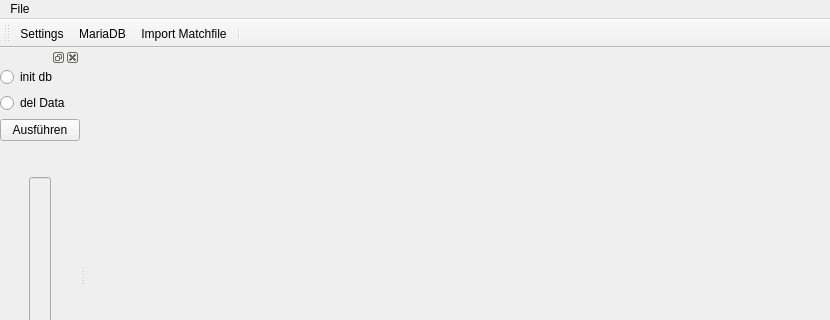
future-gadget-lab-de/league_scrim_analytics_suite, file src/visuals/ui/forms/mainwindow.ui: the form before one commit; both pictures show x 0 to 830 and y 0 to 320 of the 830 by 524 pixel window.
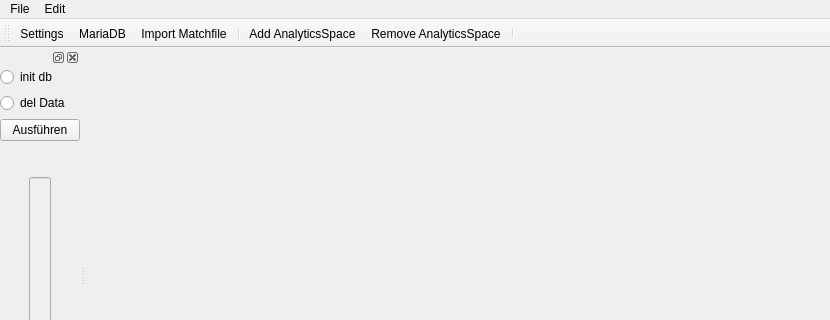
The form after the commit. Icons and pictures are not drawn.

Commit message: feat - big vis analytics addition

Diff of the .ui file:
```diff
--- a/src/visuals/ui/forms/mainwindow.ui
+++ b/src/visuals/ui/forms/mainwindow.ui
@@ -71,7 +71,15 @@
     <addaction name="actionMariaDB"/>
     <addaction name="actionImport_Matchfile"/>
    </widget>
+   <widget class="QMenu" name="menuEdit">
+    <property name="title">
+     <string>Edit</string>
+    </property>
+    <addaction name="actionAdd_AnalyticsSpace"/>
+    <addaction name="actionRemove_AnalyticsSpace"/>
+   </widget>
    <addaction name="menuFile"/>
+   <addaction name="menuEdit"/>
   </widget>
   <widget class="QStatusBar" name="statusbar"/>
   <widget class="QToolBar" name="tools">
@@ -91,6 +99,9 @@
    <addaction name="actionMariaDB"/>
    <addaction name="actionImport_Matchfile"/>
    <addaction name="separator"/>
+   <addaction name="actionAdd_AnalyticsSpace"/>
+   <addaction name="actionRemove_AnalyticsSpace"/>
+   <addaction name="separator"/>
   </widget>
   <widget class="QDockWidget" name="left_dock">
    <attribute name="dockWidgetArea">
@@ -188,6 +199,28 @@
     <string>Import Matchfile</string>
    </property>
   </action>
+  <action name="actionAdd_AnalyticsSpace">
+   <property name="icon">
+    <iconset theme="QIcon::ThemeIcon::ListAdd"/>
+   </property>
+   <property name="text">
+    <string>Add AnalyticsSpace</string>
+   </property>
+   <property name="menuRole">
+    <enum>QAction::MenuRole::TextHeuristicRole</enum>
+   </property>
+  </action>
+  <action name="actionRemove_AnalyticsSpace">
+   <property name="icon">
+    <iconset theme="QIcon::ThemeIcon::ListRemove"/>
+   </property>
+   <property name="text">
+    <string>Remove AnalyticsSpace</string>
+   </property>
+   <property name="menuRole">
+    <enum>QAction::MenuRole::TextHeuristicRole</enum>
+   </property>
+  </action>
  </widget>
  <resources/>
  <connections/>
```
The commit also changes 10 other files.
